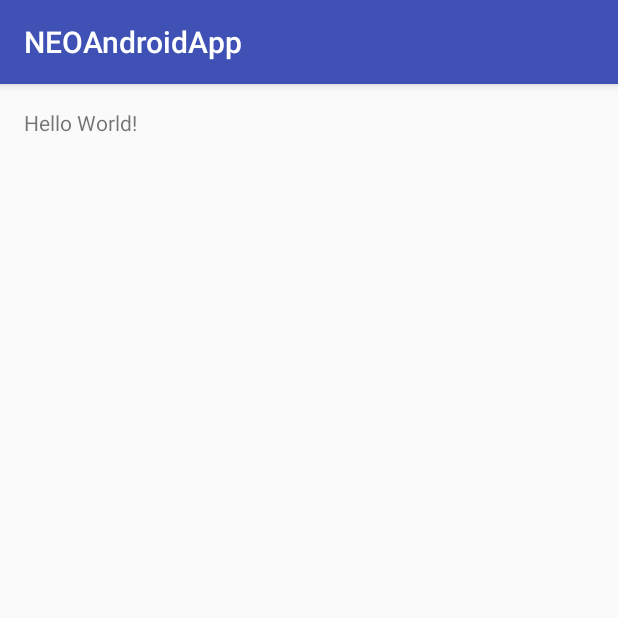
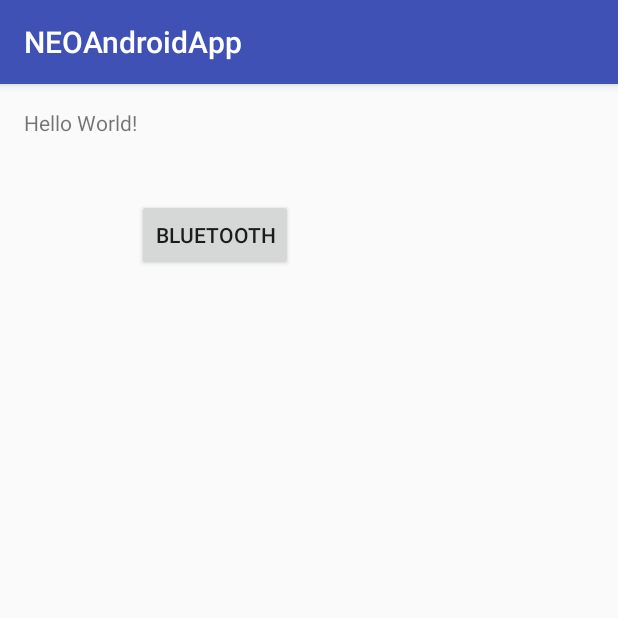
Before and after one commit to Malakahh/NEOAndroidApp, an Android app: the screen it shows after launch (MainScreenActivity before the commit, MainActivity after it), on a phone screen of 412 x 824 dp, the top half of it. Run offline under Robolectric (Android 15) with nearby library versions, the phone set to English and light mode, and no system bars.

Commit message:
BT can now discover PIC

```diff
--- a/NEOAndroidApp/app/build.gradle
+++ b/NEOAndroidApp/app/build.gradle
@@ -6,8 +6,8 @@ android {
 
     defaultConfig {
         applicationId "com.fuglsang_electronics.neoandroidapp"
-        minSdkVersion 16
-        targetSdkVersion 23
+        minSdkVersion 18
+        targetSdkVersion 18
         versionCode 1
         versionName "1.0"
     }
@@ -20,7 +20,7 @@ android {
 }
 
 dependencies {
-    compile fileTree(include: ['*.jar'], dir: 'libs')
+    compile fileTree(dir: 'libs', include: ['*.jar'])
     testCompile 'junit:junit:4.12'
     compile 'com.android.support:appcompat-v7:23.4.0'
 }
--- /dev/null
+++ b/NEOAndroidApp/app/src/main/java/com/fuglsang_electronics/neoandroidapp/MainActivity.java
@@ -0,0 +1,34 @@
+package com.fuglsang_electronics.neoandroidapp;
+
+import android.bluetooth.BluetoothGattCharacteristic;
+import android.bluetooth.BluetoothGattDescriptor;
+import android.content.Intent;
+import android.support.v7.app.AppCompatActivity;
+import android.os.Bundle;
+import android.view.View;
+import android.widget.Button;
+import android.widget.Toast;
+
+import java.util.List;
+import java.util.UUID;
+
+public class MainActivity extends AppCompatActivity {
+
+    @Override
+    protected void onCreate(Bundle savedInstanceState) {
+        super.onCreate(savedInstanceState);
+        setContentView(R.layout.activity_main);
+
+        final Button btnBluetooth = (Button)findViewById(R.id.btnBluetooth);
+        btnBluetooth.setOnClickListener(new View.OnClickListener() {
+            @Override
+            public void onClick(View v) {
+                Intent intent = new Intent(getBaseContext(), BluetoothActivity.class);
+                startActivity(intent);
+            }
+        });
+    }
+
+
+
+}
--- a/NEOAndroidApp/app/src/main/java/com/fuglsang_electronics/neoandroidapp/MainScreenActivity.java
+++ /dev/null
@@ -1,13 +0,0 @@
-package com.fuglsang_electronics.neoandroidapp;
-
-import android.support.v7.app.AppCompatActivity;
-import android.os.Bundle;
-
-public class MainScreenActivity extends AppCompatActivity {
-
-    @Override
-    protected void onCreate(Bundle savedInstanceState) {
-        super.onCreate(savedInstanceState);
-        setContentView(R.layout.activity_main_screen);
-    }
-}
--- /dev/null
+++ b/NEOAndroidApp/app/src/main/res/layout/activity_main.xml
@@ -0,0 +1,28 @@
+<?xml version="1.0" encoding="utf-8"?>
+<RelativeLayout xmlns:android="http://schemas.android.com/apk/res/android"
+    xmlns:tools="http://schemas.android.com/tools"
+    android:layout_width="match_parent"
+    android:layout_height="match_parent"
+    android:paddingBottom="@dimen/activity_vertical_margin"
+    android:paddingLeft="@dimen/activity_horizontal_margin"
+    android:paddingRight="@dimen/activity_horizontal_margin"
+    android:paddingTop="@dimen/activity_vertical_margin"
+    tools:context="com.fuglsang_electronics.neoandroidapp.MainActivity">
+
+    <TextView
+        android:layout_width="wrap_content"
+        android:layout_height="wrap_content"
+        android:text="Hello World!"
+        android:id="@+id/textView" />
+
+    <Button
+        android:layout_width="wrap_content"
+        android:layout_height="wrap_content"
+        android:text="Bluetooth"
+        android:id="@+id/btnBluetooth"
+        android:layout_below="@+id/textView"
+        android:layout_toRightOf="@+id/textView"
+        android:layout_toEndOf="@+id/textView"
+        android:layout_marginTop="41dp" />
+
+</RelativeLayout>
```
Also changed, not shown: NEOAndroidApp/app/src/main/AndroidManifest.xml (+11 -2 lines), NEOAndroidApp/app/src/main/java/com/fuglsang_electronics/neoandroidapp/BluetoothActivity.java (added, +128 -0 lines), NEOAndroidApp/app/src/main/res/layout/activity_bluetooth.xml (renamed from NEOAndroidApp/app/src/main/res/layout/activity_main_screen.xml, +7 -2 lines).
